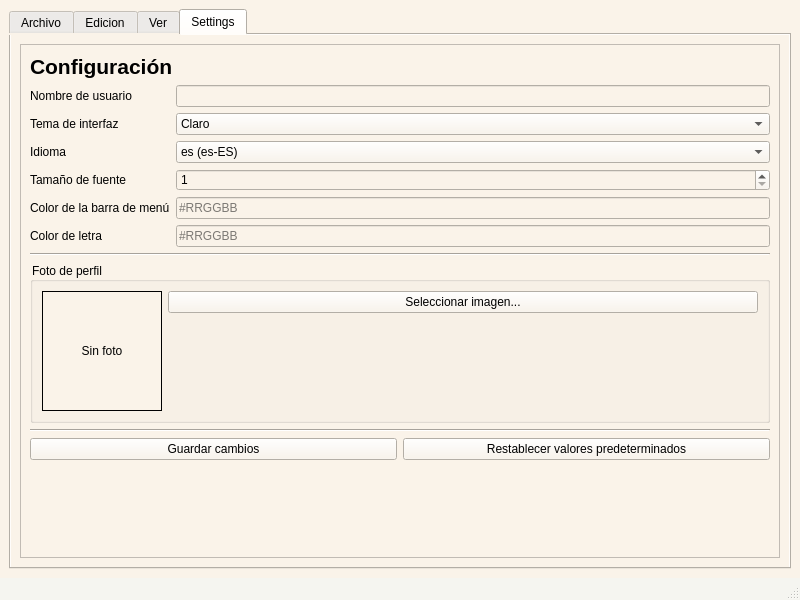
Pedro12007/Proyecto1-ManejoArchivos, file interfaz.ui: the form before one commit.
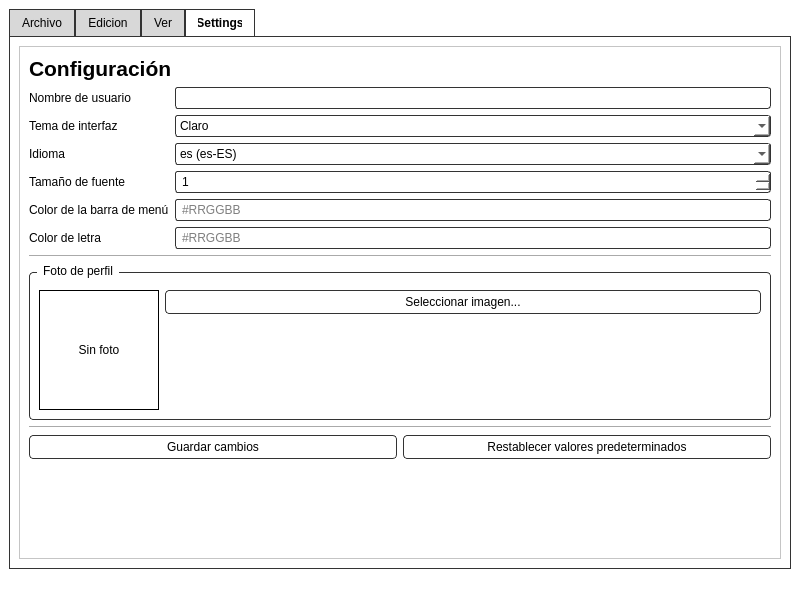
The form after the commit. The open tabs and pages were chosen to show the change.

Commit message: interfaz mejorada

Patch:
```diff
--- a/interfaz.ui
+++ b/interfaz.ui
@@ -14,12 +14,73 @@
    <string>MainWindow</string>
   </property>
   <property name="styleSheet">
-   <string notr="true">QMainWindow, QWidget#centralwidget { background-color: #f5f5f0; }</string>
+   <string notr="true">QMainWindow, QWidget {
+    background-color: #ffffff;
+    color: #000000;
+}
+
+QPushButton {
+    border: 1px solid #333333;
+    border-radius: 4px;
+    padding: 4px 8px;
+    background-color: #ffffff;
+    color: #000000;
+}
+
+QPushButton:hover {
+    background-color: #f0f0f0;
+}
+
+QPushButton:pressed {
+    background-color: #e0e0e0;
+}
+
+QLineEdit, QComboBox, QSpinBox {
+    border: 1px solid #333333;
+    border-radius: 3px;
+    padding: 2px 4px;
+    background-color: #ffffff;
+    color: #000000;
+}
+
+QTabWidget::pane {
+    border: 1px solid #333333;
+}
+
+QTabBar::tab {
+    background-color: #d8d8d8;
+    color: #000000;
+    border: 1px solid #333333;
+    border-bottom: none;
+    padding: 6px 12px;
+}
+
+QTabBar::tab:selected {
+    background-color: #ffffff;
+    color: #000000;
+    font-weight: bold;
+}
+
+QTabBar::tab:!selected:hover {
+    background-color: #e8e8e8;
+}
+
+QGroupBox {
+    border: 1px solid #333333;
+    border-radius: 4px;
+    margin-top: 8px;
+    padding-top: 8px;
+    color: #000000;
+}
+
+QGroupBox::title {
+    subcontrol-origin: margin;
+    left: 8px;
+    padding: 0 4px;
+    color: #000000;
+}</string>
   </property>
   <widget class="QWidget" name="centralwidget">
-   <property name="styleSheet">
-    <string notr="true">background-color: #FAF3E9;</string>
-   </property>
    <layout class="QGridLayout" name="gridLayout">
     <item row="0" column="1">
      <widget class="QTabWidget" name="tabWidget">
@@ -233,7 +294,7 @@
              <x>0</x>
              <y>0</y>
              <width>760</width>
-             <height>520</height>
+             <height>514</height>
             </rect>
            </property>
            <layout class="QVBoxLayout" name="verticalLayout_settings">
@@ -242,6 +303,7 @@
               <property name="font">
                <font>
                 <pointsize>16</pointsize>
+                <weight>75</weight>
                 <bold>true</bold>
                </font>
               </property>
```
Left out of the diff: 35 changed lines with no effect on the pictures.
